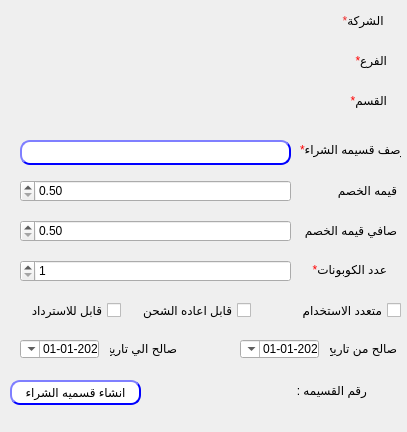
The window that presentation/voucher_ui/createVoucher.ui (shymaa123456/HyperPOS2020) describes before a commit, drawn with Qt 5.
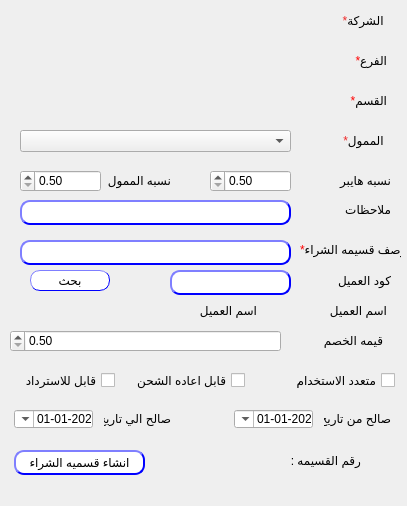
The same window after the commit.

```diff
--- a/presentation/voucher_ui/createVoucher.ui
+++ b/presentation/voucher_ui/createVoucher.ui
@@ -7,7 +7,7 @@
     <x>0</x>
     <y>0</y>
     <width>407</width>
-    <height>432</height>
+    <height>506</height>
    </rect>
   </property>
   <property name="windowTitle">
@@ -20,7 +20,7 @@
    <property name="geometry">
     <rect>
      <x>300</x>
-     <y>140</y>
+     <y>240</y>
      <width>101</width>
      <height>20</height>
     </rect>
@@ -32,8 +32,8 @@
   <widget class="QPushButton" name="BTN_createCoupon">
    <property name="geometry">
     <rect>
-     <x>10</x>
-     <y>380</y>
+     <x>14</x>
+     <y>450</y>
      <width>131</width>
      <height>25</height>
     </rect>
@@ -73,7 +73,7 @@
    <property name="geometry">
     <rect>
      <x>20</x>
-     <y>140</y>
+     <y>240</y>
      <width>271</width>
      <height>25</height>
     </rect>
@@ -106,8 +106,8 @@
   <widget class="QCheckBox" name="checkBox_Multi">
    <property name="geometry">
     <rect>
-     <x>290</x>
-     <y>300</y>
+     <x>284</x>
+     <y>370</y>
      <width>111</width>
      <height>20</height>
     </rect>
@@ -119,27 +119,11 @@
     <string>متعدد الاستخدام</string>
    </property>
   </widget>
-  <widget class="QLabel" name="desc_2">
-   <property name="geometry">
-    <rect>
-     <x>306</x>
-     <y>260</y>
-     <width>81</width>
-     <height>20</height>
-    </rect>
-   </property>
-   <property name="layoutDirection">
-    <enum>Qt::RightToLeft</enum>
-   </property>
-   <property name="text">
-    <string>&lt;html&gt;&lt;head/&gt;&lt;body&gt;&lt;p align=&quot;right&quot;&gt;&lt;span style=&quot; color:#ff0000;&quot;&gt;*&lt;/span&gt;عدد الكوبونات&lt;/p&gt;&lt;/body&gt;&lt;/html&gt;</string>
-   </property>
-  </widget>
   <widget class="QLabel" name="desc_3">
    <property name="geometry">
     <rect>
-     <x>330</x>
-     <y>340</y>
+     <x>324</x>
+     <y>410</y>
      <width>67</width>
      <height>17</height>
     </rect>
@@ -154,8 +138,8 @@
   <widget class="QLabel" name="desc_4">
    <property name="geometry">
     <rect>
-     <x>110</x>
-     <y>340</y>
+     <x>104</x>
+     <y>410</y>
      <width>67</width>
      <height>17</height>
     </rect>
@@ -170,8 +154,8 @@
   <widget class="QDateTimeEdit" name="Qdate_to">
    <property name="geometry">
     <rect>
-     <x>20</x>
-     <y>340</y>
+     <x>14</x>
+     <y>410</y>
      <width>79</width>
      <height>18</height>
     </rect>
@@ -199,8 +183,8 @@
   <widget class="QDateTimeEdit" name="Qdate_from">
    <property name="geometry">
     <rect>
-     <x>240</x>
-     <y>340</y>
+     <x>234</x>
+     <y>410</y>
      <width>79</width>
      <height>18</height>
     </rect>
@@ -260,8 +244,8 @@
   <widget class="QDoubleSpinBox" name="LE_desc_2">
    <property name="geometry">
     <rect>
-     <x>20</x>
-     <y>180</y>
+     <x>10</x>
+     <y>330</y>
      <width>271</width>
      <height>22</height>
     </rect>
@@ -273,24 +257,11 @@
     <double>0.500000000000000</double>
    </property>
   </widget>
-  <widget class="QSpinBox" name="LE_desc_4">
-   <property name="geometry">
-    <rect>
-     <x>20</x>
-     <y>260</y>
-     <width>271</width>
-     <height>22</height>
-    </rect>
-   </property>
-   <property name="minimum">
-    <number>1</number>
-   </property>
-  </widget>
   <widget class="QLabel" name="label_num">
    <property name="geometry">
     <rect>
      <x>210</x>
-     <y>382</y>
+     <y>450</y>
      <width>47</width>
      <height>21</height>
     </rect>
@@ -302,8 +273,8 @@
   <widget class="QLabel" name="label_2">
    <property name="geometry">
     <rect>
-     <x>296</x>
-     <y>380</y>
+     <x>290</x>
+     <y>450</y>
      <width>71</width>
      <height>20</height>
     </rect>
@@ -331,8 +302,8 @@
   <widget class="QCheckBox" name="checkBox_Multi_2">
    <property name="geometry">
     <rect>
-     <x>140</x>
-     <y>300</y>
+     <x>134</x>
+     <y>370</y>
      <width>111</width>
      <height>20</height>
     </rect>
@@ -347,8 +318,8 @@
   <widget class="QCheckBox" name="checkBox_Multi_3">
    <property name="geometry">
     <rect>
-     <x>10</x>
-     <y>300</y>
+     <x>4</x>
+     <y>370</y>
      <width>111</width>
      <height>20</height>
     </rect>
@@ -360,27 +331,11 @@
     <string>قابل للاسترداد</string>
    </property>
   </widget>
-  <widget class="QDoubleSpinBox" name="LE_desc_3">
-   <property name="geometry">
-    <rect>
-     <x>20</x>
-     <y>220</y>
-     <width>271</width>
-     <height>22</height>
-    </rect>
-   </property>
-   <property name="styleSheet">
-    <string notr="true"/>
-   </property>
-   <property name="minimum">
-    <double>0.500000000000000</double>
-   </property>
-  </widget>
   <widget class="QLabel" name="label">
    <property name="geometry">
     <rect>
-     <x>306</x>
-     <y>180</y>
+     <x>292</x>
+     <y>330</y>
      <width>91</width>
      <height>21</height>
     </rect>
@@ -389,17 +344,257 @@
     <string>قيمه الخصم</string>
    </property>
   </widget>
+  <widget class="QLabel" name="desc_9">
+   <property name="geometry">
+    <rect>
+     <x>320</x>
+     <y>130</y>
+     <width>67</width>
+     <height>21</height>
+    </rect>
+   </property>
+   <property name="layoutDirection">
+    <enum>Qt::RightToLeft</enum>
+   </property>
+   <property name="text">
+    <string>&lt;html&gt;&lt;head/&gt;&lt;body&gt;&lt;p align=&quot;right&quot;&gt;&lt;span style=&quot; color:#ef2929;&quot;&gt;*&lt;/span&gt;الممول &lt;/p&gt;&lt;/body&gt;&lt;/html&gt;</string>
+   </property>
+  </widget>
+  <widget class="QLabel" name="desc_11">
+   <property name="geometry">
+    <rect>
+     <x>310</x>
+     <y>270</y>
+     <width>81</width>
+     <height>21</height>
+    </rect>
+   </property>
+   <property name="layoutDirection">
+    <enum>Qt::RightToLeft</enum>
+   </property>
+   <property name="text">
+    <string>&lt;html&gt;&lt;head/&gt;&lt;body&gt;&lt;p align=&quot;right&quot;&gt;&lt;span style=&quot; color:#ef2929;&quot;&gt;&lt;/span&gt;كود العميل&lt;/p&gt;&lt;/body&gt;&lt;/html&gt;</string>
+   </property>
+  </widget>
+  <widget class="QLineEdit" name="LE_desc_5">
+   <property name="geometry">
+    <rect>
+     <x>170</x>
+     <y>270</y>
+     <width>121</width>
+     <height>25</height>
+    </rect>
+   </property>
+   <property name="styleSheet">
+    <string notr="true">QLineEdit{
+                                        background-color: white;
+                                        border-style: outset;
+                                        border-width: 2px;
+                                        border-radius: 10px;
+                                        border-color: blue;
+                                        min-width: 6em;
+                                        }
+                                        QLineEdit:hover {
+                                        background: qradialgradient(
+                                        cx: 0.3, cy: -0.4, fx: 0.3, fy: -0.4,
+                                        radius: 1.35, stop: 0 #fff, stop: 1 #bbb
+                                        );
+                                        }
+                                       QLineEdit:pressed {
+                                        border-style: inset;
+                                        background: qradialgradient(
+                                        cx: 0.4, cy: -0.1, fx: 0.4, fy: -0.1,
+                                        radius: 1.35, stop: 0 #fff, stop: 1 #ddd
+                                        );
+                                        }
+                                    </string>
+   </property>
+  </widget>
+  <widget class="QPushButton" name="btn_search">
+   <property name="geometry">
+    <rect>
+     <x>30</x>
+     <y>270</y>
+     <width>80</width>
+     <height>21</height>
+    </rect>
+   </property>
+   <property name="styleSheet">
+    <string notr="true">QPushButton{
+                                        background-color: white;
+                                        border-style: outset;
+                                        border-width: 1px;
+                                        border-radius: 10px;
+                                        border-color: blue;
+                                        min-width: 6em;
+                                        }
+                                        QPushButton:hover {
+                                        background: qradialgradient(
+                                        cx: 0.3, cy: -0.4, fx: 0.3, fy: -0.4,
+                                        radius: 1.35, stop: 0 #fff, stop: 1 #bbb
+                                        );
+                                        }
+                                        QPushButton:pressed {
+                                        border-style: inset;
+                                        background: qradialgradient(
+                                        cx: 0.4, cy: -0.1, fx: 0.4, fy: -0.1,
+                                        radius: 1.35, stop: 0 #fff, stop: 1 #ddd
+                                        );
+                                        }
+                                    </string>
+   </property>
+   <property name="text">
+    <string>بحث</string>
+   </property>
+  </widget>
+  <widget class="QLabel" name="desc_12">
+   <property name="geometry">
+    <rect>
+     <x>296</x>
+     <y>300</y>
+     <width>91</width>
+     <height>21</height>
+    </rect>
+   </property>
+   <property name="layoutDirection">
+    <enum>Qt::RightToLeft</enum>
+   </property>
+   <property name="text">
+    <string>&lt;html&gt;&lt;head/&gt;&lt;body&gt;&lt;p align=&quot;right&quot;&gt;&lt;span style=&quot; color:#ef2929;&quot;&gt;&lt;/span&gt;اسم العميل&lt;/p&gt;&lt;/body&gt;&lt;/html&gt;</string>
+   </property>
+  </widget>
+  <widget class="QLabel" name="desc_13">
+   <property name="geometry">
+    <rect>
+     <x>166</x>
+     <y>300</y>
+     <width>91</width>
+     <height>21</height>
+    </rect>
+   </property>
+   <property name="layoutDirection">
+    <enum>Qt::RightToLeft</enum>
+   </property>
+   <property name="text">
+    <string>&lt;html&gt;&lt;head/&gt;&lt;body&gt;&lt;p align=&quot;right&quot;&gt;&lt;span style=&quot; color:#ef2929;&quot;&gt;&lt;/span&gt;اسم العميل&lt;/p&gt;&lt;/body&gt;&lt;/html&gt;</string>
+   </property>
+  </widget>
   <widget class="QLabel" name="label_3">
    <property name="geometry">
     <rect>
-     <x>296</x>
-     <y>220</y>
-     <width>101</width>
+     <x>300</x>
+     <y>170</y>
+     <width>91</width>
      <height>21</height>
     </rect>
    </property>
    <property name="text">
-    <string>صافي قيمه الخصم</string>
+    <string>نسبه هايبر</string>
+   </property>
+  </widget>
+  <widget class="QDoubleSpinBox" name="LE_desc_3">
+   <property name="geometry">
+    <rect>
+     <x>210</x>
+     <y>170</y>
+     <width>81</width>
+     <height>22</height>
+    </rect>
+   </property>
+   <property name="styleSheet">
+    <string notr="true"/>
+   </property>
+   <property name="minimum">
+    <double>0.500000000000000</double>
+   </property>
+  </widget>
+  <widget class="QLabel" name="label_4">
+   <property name="geometry">
+    <rect>
+     <x>100</x>
+     <y>170</y>
+     <width>71</width>
+     <height>21</height>
+    </rect>
+   </property>
+   <property name="text">
+    <string>نسبه الممول</string>
+   </property>
+  </widget>
+  <widget class="QDoubleSpinBox" name="LE_desc_6">
+   <property name="geometry">
+    <rect>
+     <x>20</x>
+     <y>170</y>
+     <width>81</width>
+     <height>22</height>
+    </rect>
+   </property>
+   <property name="styleSheet">
+    <string notr="true"/>
+   </property>
+   <property name="minimum">
+    <double>0.500000000000000</double>
+   </property>
+  </widget>
+  <widget class="QLabel" name="desc_5">
+   <property name="geometry">
+    <rect>
+     <x>320</x>
+     <y>200</y>
+     <width>71</width>
+     <height>20</height>
+    </rect>
+   </property>
+   <property name="text">
+    <string>&lt;html&gt;&lt;head/&gt;&lt;body&gt;&lt;p align=&quot;right&quot;&gt;ملاحظات&lt;/p&gt;&lt;/body&gt;&lt;/html&gt;</string>
+   </property>
+  </widget>
+  <widget class="QLineEdit" name="LE_desc_7">
+   <property name="geometry">
+    <rect>
+     <x>20</x>
+     <y>200</y>
+     <width>271</width>
+     <height>25</height>
+    </rect>
+   </property>
+   <property name="styleSheet">
+    <string notr="true">QLineEdit{
+                                        background-color: white;
+                                        border-style: outset;
+                                        border-width: 2px;
+                                        border-radius: 10px;
+                                        border-color: blue;
+                                        min-width: 6em;
+                                        }
+                                        QLineEdit:hover {
+                                        background: qradialgradient(
+                                        cx: 0.3, cy: -0.4, fx: 0.3, fy: -0.4,
+                                        radius: 1.35, stop: 0 #fff, stop: 1 #bbb
+                                        );
+                                        }
+                                       QLineEdit:pressed {
+                                        border-style: inset;
+                                        background: qradialgradient(
+                                        cx: 0.4, cy: -0.1, fx: 0.4, fy: -0.1,
+                                        radius: 1.35, stop: 0 #fff, stop: 1 #ddd
+                                        );
+                                        }
+                                    </string>
+   </property>
+  </widget>
+  <widget class="QComboBox" name="Qcombo_sponser">
+   <property name="geometry">
+    <rect>
+     <x>20</x>
+     <y>130</y>
+     <width>271</width>
+     <height>22</height>
+    </rect>
+   </property>
+   <property name="layoutDirection">
+    <enum>Qt::LeftToRight</enum>
    </property>
   </widget>
  </widget>
```
Left out of the diff: 6 changed lines with no effect on the pictures.
